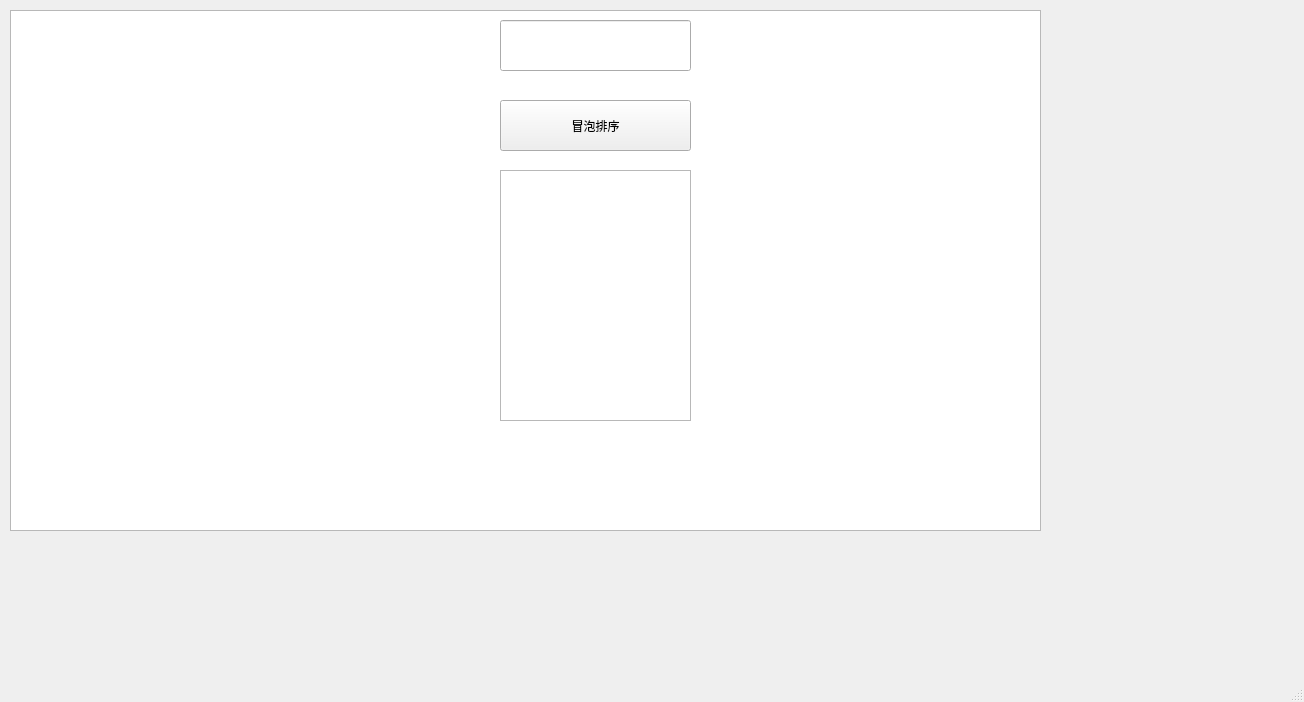
First picture: the form in date_struct/mainwindow.ui, repository TCWW0/QT_Train, before the edit.
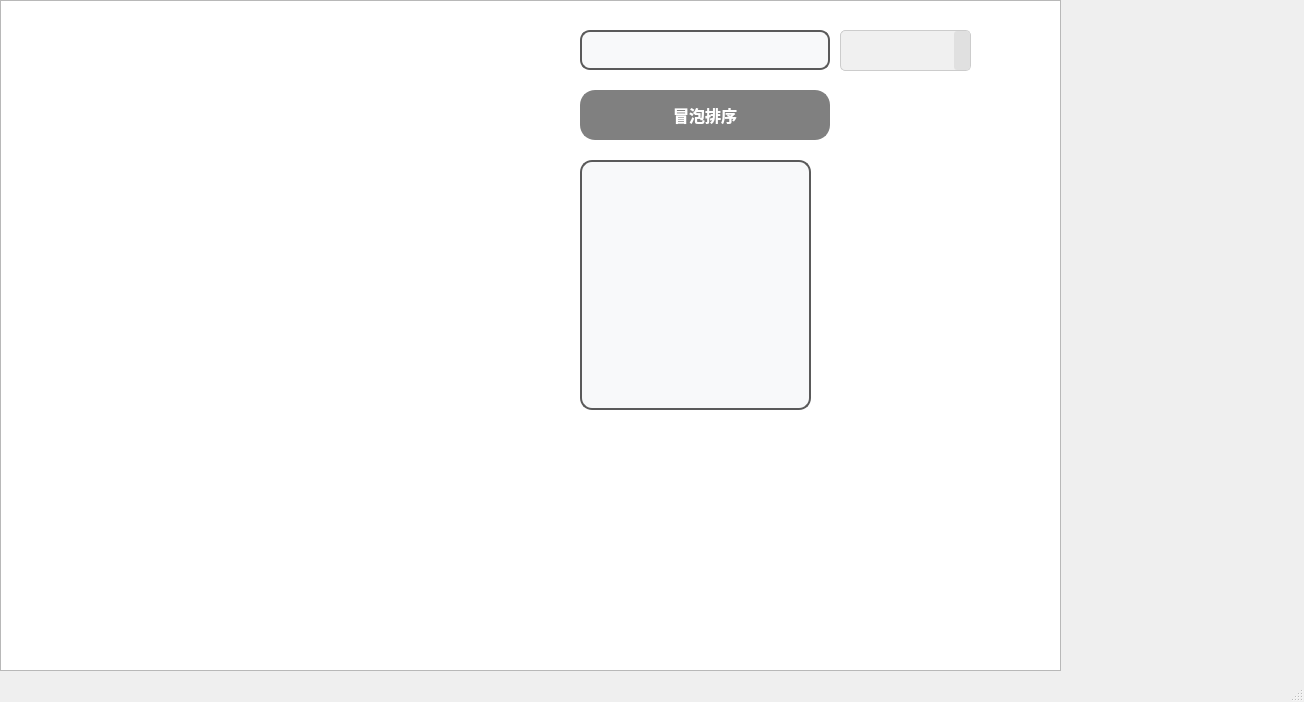
Second picture: the form after the edit.

Commit message: wrong quickSort

The edit to the form file:
```diff
--- a/date_struct/mainwindow.ui
+++ b/date_struct/mainwindow.ui
@@ -14,35 +14,93 @@
    <string>MainWindow</string>
   </property>
   <widget class="QWidget" name="centralwidget">
-   <widget class="QGraphicsView" name="graphicsView">
-    <property name="geometry">
-     <rect>
-      <x>10</x>
-      <y>10</y>
-      <width>1031</width>
-      <height>521</height>
-     </rect>
-    </property>
-   </widget>
    <widget class="QTextEdit" name="debugOutput">
     <property name="geometry">
      <rect>
-      <x>500</x>
-      <y>170</y>
-      <width>191</width>
-      <height>251</height>
+      <x>580</x>
+      <y>160</y>
+      <width>231</width>
+      <height>250</height>
+     </rect>
+    </property>
+    <property name="styleSheet">
+     <string notr="true">QTextEdit {
+    border: 2px solid #5A5A5A;  /* 边框颜色 */
+    border-radius: 12px;         /* 圆角半径增大，柔化边角 */
+    padding: 5px;
+    background: #F8F9FA;         /* 背景颜色 */
+    font-size: 14px;
+    color: #333333;              /* 文字颜色 */
+    box-shadow: 0px 2px 5px rgba(0, 0, 0, 0.1);  /* 加入轻微的阴影效果，进一步柔化 */
+}
+
+QTextEdit:hover {
+    border: 2px solid #007BFF;  /* 悬停时的边框颜色 */
+    //box-shadow: 0px 2px 8px rgba(0, 123, 255, 0.3);  /* 悬停时阴影效果加深 */
+	background: #E3F2FD;         /* 悬停时的背景颜色稍微变亮 */
+}
+
+QTextEdit:focus {
+    border: 2px solid #28A745;  /* 焦点时的边框颜色 */
+    background: #E9F7EF;        /* 焦点时的背景颜色 */
+    //box-shadow: 0px 2px 10px rgba(40, 167, 69, 0.3);  /* 焦点时的阴影效果 */
+}
+
+QTextEdit::placeholder {
+    color: #AAAAAA;             /* 占位符文本颜色 */
+    font-style: italic;         /* 占位符字体样式 */
+}
+</string>
+    </property>
+    <property name="readOnly">
+     <bool>true</bool>
+    </property>
+    <property name="html">
+     <string>&lt;!DOCTYPE HTML PUBLIC &quot;-//W3C//DTD HTML 4.0//EN&quot; &quot;http://www.w3.org/TR/REC-html40/strict.dtd&quot;&gt;
+&lt;html&gt;&lt;head&gt;&lt;meta name=&quot;qrichtext&quot; content=&quot;1&quot; /&gt;&lt;meta charset=&quot;utf-8&quot; /&gt;&lt;style type=&quot;text/css&quot;&gt;
+p, li { white-space: pre-wrap; }
+hr { height: 1px; border-width: 0; }
+li.unchecked::marker { content: &quot;\2610&quot;; }
+li.checked::marker { content: &quot;\2612&quot;; }
+&lt;/style&gt;&lt;/head&gt;&lt;body style=&quot; font-family:'Microsoft YaHei UI'; font-size:14px; font-weight:400; font-style:normal;&quot;&gt;
+&lt;p style=&quot;-qt-paragraph-type:empty; margin-top:0px; margin-bottom:0px; margin-left:0px; margin-right:0px; -qt-block-indent:0; text-indent:0px;&quot;&gt;&lt;br /&gt;&lt;/p&gt;&lt;/body&gt;&lt;/html&gt;</string>
+    </property>
+   </widget>
+   <widget class="QGraphicsView" name="graphicsView">
+    <property name="geometry">
+     <rect>
+      <x>0</x>
+      <y>0</y>
+      <width>1061</width>
+      <height>671</height>
      </rect>
     </property>
    </widget>
    <widget class="QPushButton" name="bubbleSortButton">
     <property name="geometry">
      <rect>
-      <x>500</x>
-      <y>100</y>
-      <width>191</width>
-      <height>51</height>
+      <x>580</x>
+      <y>90</y>
+      <width>250</width>
+      <height>50</height>
      </rect>
     </property>
+    <property name="styleSheet">
+     <string notr="true">QPushButton {
+    background-color: #808080;
+    color: white;
+    border: 2px solid #808080;
+    border-radius: 15px;
+    padding: 10px 20px;
+    font-size: 16px;
+    font-weight: bold;
+}
+
+QPushButton:hover {
+    background-color: #333333;
+    border: 2px solid #333333;
+}</string>
+    </property>
     <property name="text">
      <string>冒泡排序</string>
     </property>
@@ -50,13 +108,74 @@
    <widget class="QLineEdit" name="ArrayEdit">
     <property name="geometry">
      <rect>
-      <x>500</x>
-      <y>20</y>
-      <width>191</width>
-      <height>51</height>
+      <x>580</x>
+      <y>30</y>
+      <width>250</width>
+      <height>40</height>
      </rect>
     </property>
+    <property name="toolTip">
+     <string>&lt;html&gt;&lt;head/&gt;&lt;body&gt;&lt;p&gt;请在此输入数组(1 1 1 1...)&lt;/p&gt;&lt;/body&gt;&lt;/html&gt;</string>
+    </property>
+    <property name="styleSheet">
+     <string notr="true">QLineEdit {
+    border: 2px solid #5A5A5A;
+    border-radius: 10px;
+    padding: 5px;
+    background: #F8F9FA;
+    font-size: 16px;
+    color: #333333;
+}
+
+QLineEdit:hover {
+    border: 2px solid #007BFF;
+}
+
+QLineEdit:focus {
+    border: 2px solid #28A745;
+    background: #E9F7EF;
+}
+
+QLineEdit::placeholder {
+    color: #AAAAAA;
+    font-style: italic;
+}</string>
+    </property>
+    <property name="text">
+     <string/>
+    </property>
    </widget>
+   <widget class="QComboBox" name="sortChoose">
+    <property name="geometry">
+     <rect>
+      <x>840</x>
+      <y>30</y>
+      <width>131</width>
+      <height>41</height>
+     </rect>
+    </property>
+    <property name="styleSheet">
+     <string notr="true">QComboBox {
+    font: 14pt 'Arial';          /* 设置字体为14pt的Arial */
+    color: #333333;              /* 设置字体颜色为#333333 */
+    background-color: #f0f0f0;   /* 设置背景色为浅灰色 */
+    border: 1px solid #ccc;      /* 设置边框为1px，颜色为浅灰色 */
+    border-radius: 5px;          /* 设置圆角半径为5px */
+    padding: 5px 10px;           /* 设置内边距，顶部和底部5px，左右10px */
+}
+QComboBox::drop-down {
+    border: none;                /* 去掉下拉箭头的边框 */
+    background-color: #e0e0e0;   /* 设置下拉框背景色为浅灰色 */
+    border-radius: 3px;          /* 设置下拉框的圆角半径为3px */
+}
+</string>
+    </property>
+   </widget>
+   <zorder>graphicsView</zorder>
+   <zorder>debugOutput</zorder>
+   <zorder>bubbleSortButton</zorder>
+   <zorder>ArrayEdit</zorder>
+   <zorder>sortChoose</zorder>
   </widget>
   <widget class="QMenuBar" name="menubar">
    <property name="geometry">
```
The commit also changes 157 other files.
